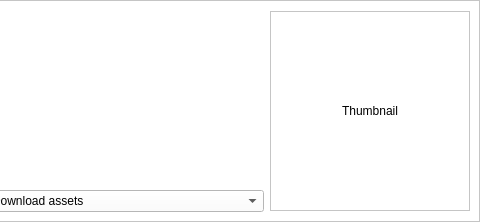
First picture: the form in src/qgis_stac/ui/result_item_widget.ui, repository stac-utils/qgis-stac-plugin, before the edit; both pictures show x 395 to 875 and y 0 to 222 of the 875 by 222 pixel window.
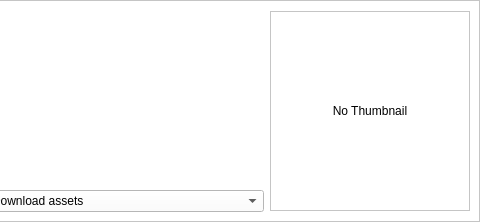
Second picture: the form after the edit.

What changed in the file:
```diff
--- a/src/qgis_stac/ui/result_item_widget.ui
+++ b/src/qgis_stac/ui/result_item_widget.ui
@@ -195,7 +195,7 @@
            <enum>QFrame::StyledPanel</enum>
           </property>
           <property name="text">
-           <string>Thumbnail</string>
+           <string>No Thumbnail</string>
           </property>
           <property name="alignment">
            <set>Qt::AlignCenter</set>
```
Left out of the diff: 8 changed lines with no effect on the pictures.
